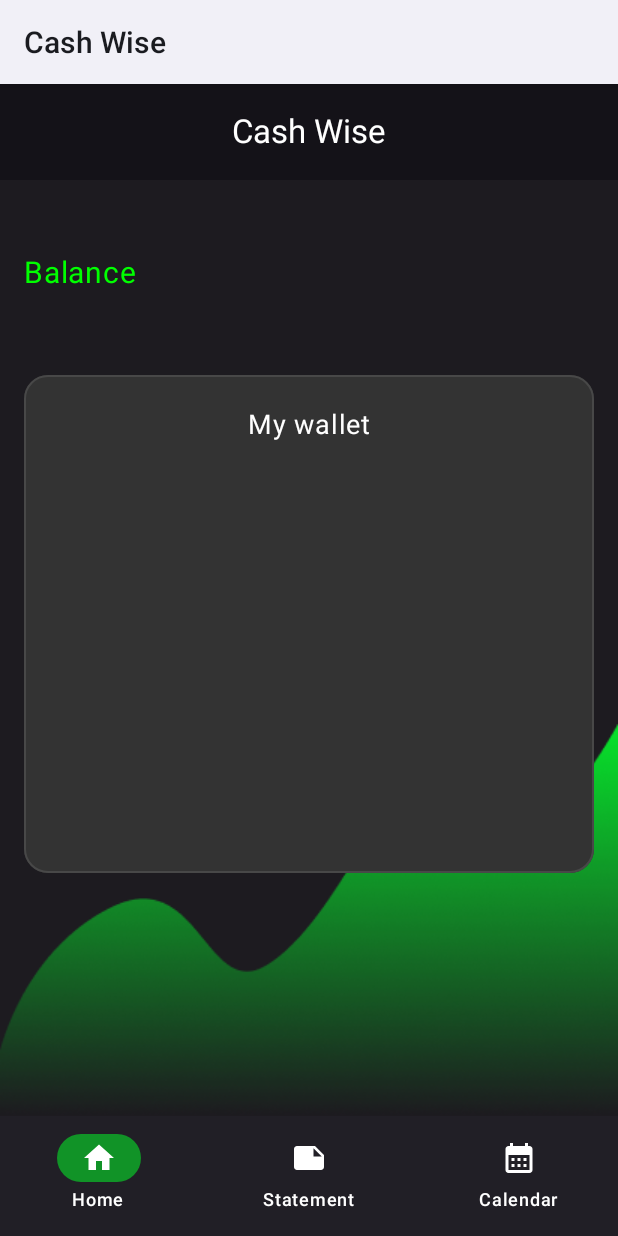
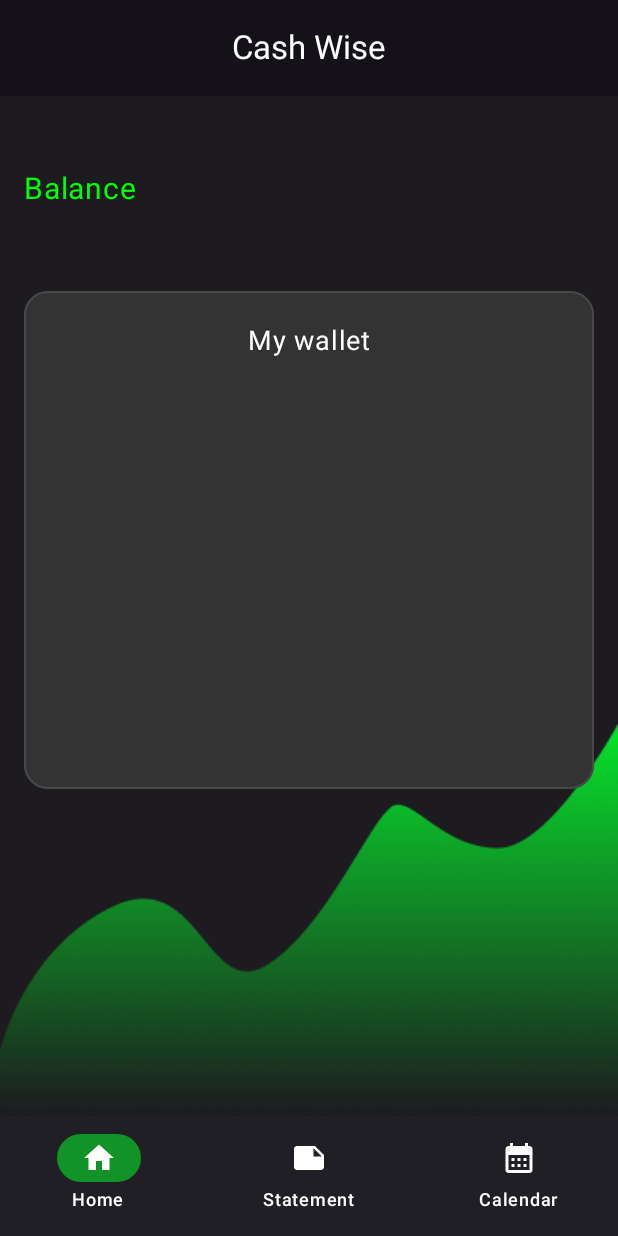
Before and after one commit to AleexAlvz/CashWise-Android, an Android app built with Jetpack Compose: the HomeActivity screen opened directly, with no data from a screen before it, on a phone screen of 412 x 824 dp. Run offline under Robolectric (Android 15) with nearby library versions, the phone set to English and light mode, and no system bars; our stand-ins replace Dagger/Hilt's generated code, Room's generated code; 1 statement that could not run was skipped.

Commit message:
solve splash screen theming bug

```diff
--- a/app/src/main/AndroidManifest.xml
+++ b/app/src/main/AndroidManifest.xml
@@ -11,11 +11,12 @@
         android:roundIcon="@mipmap/ic_launcher_round"
         android:label="@string/app_name"
         android:supportsRtl="true"
-        android:theme="@style/Theme.CashWise.Starting"
+        android:theme="@style/Theme.CashWise"
         tools:targetApi="34">
 
         <activity
             android:name=".feature.login.LoginActivity"
+            android:theme="@style/Theme.CashWise.Starting"
             android:exported="true">
             <intent-filter>
                 <action android:name="android.intent.action.MAIN" />
--- a/app/src/main/res/values-v31/themes.xml
+++ b/app/src/main/res/values-v31/themes.xml
@@ -1,5 +1,7 @@
 <?xml version="1.0" encoding="utf-8"?>
 <resources>
+
+    <style name="Theme.CashWise" parent="android:Theme.Material.Light.NoActionBar" />
 
     <style name="Theme.CashWise.Starting" parent="Theme.SplashScreen">
         <item name="windowSplashScreenBackground">@color/dark_background</item>
```
